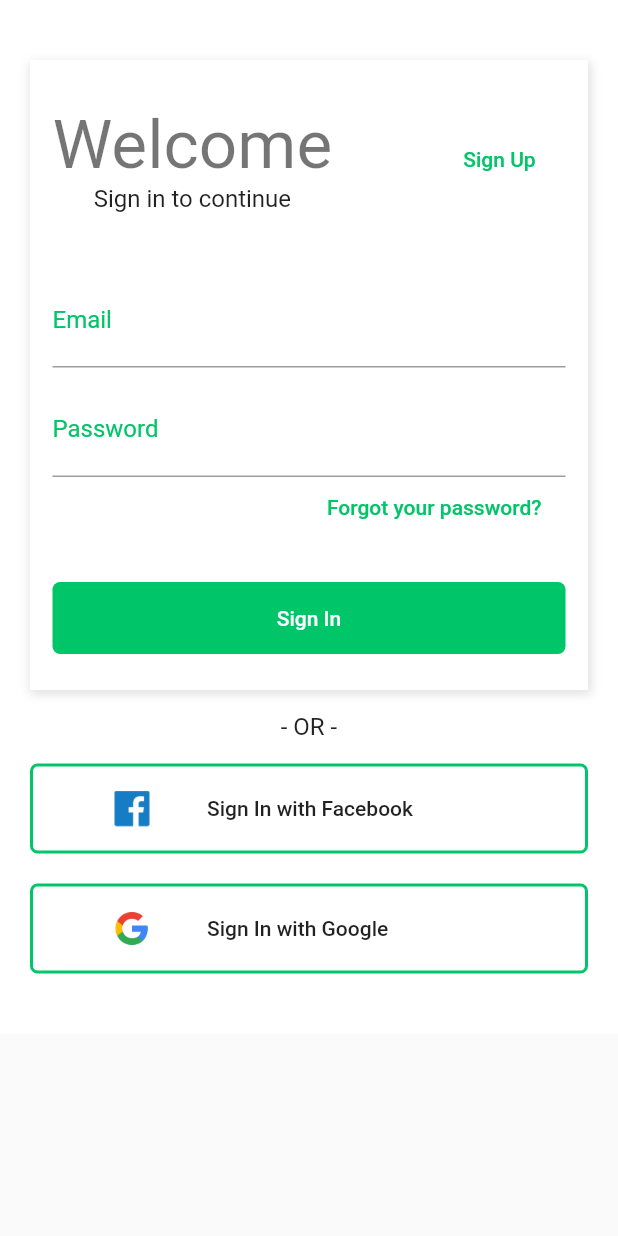
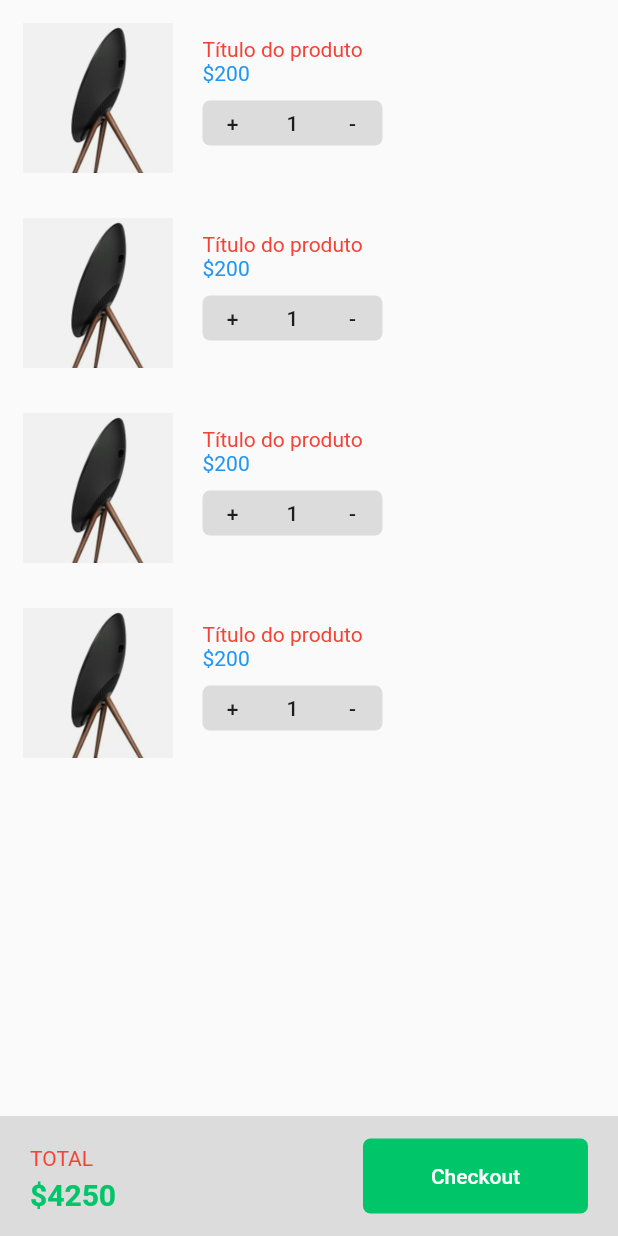
Before and after one commit to cadudias/balta_flutter_animations, a Flutter app: the screen it shows after launch, on a phone screen of 412 x 824 dp. Run offline on Flutter 3.47's test engine with Material 2 defaults, Android fonts, the phone set to English and light mode, and no system bars.

Commit message:
adicionar tela de carrinho de compras

```diff
--- a/lib/main.dart
+++ b/lib/main.dart
@@ -1,3 +1,4 @@
+import 'package:balta_flutter_animations/pages/cart.page.dart';
 import 'package:balta_flutter_animations/pages/login.page.dart';
 import 'package:balta_flutter_animations/themes/dark.theme.dart';
 import 'package:balta_flutter_animations/themes/light.theme.dart';
@@ -13,7 +14,7 @@ class MyApp extends StatelessWidget {
       debugShowCheckedModeBanner: false,
       title: 'Flutter Demo',
       theme: lightTheme(),
-      home: LoginPage(),
+      home: CartPage(),
     );
   }
 }
--- /dev/null
+++ b/lib/pages/cart.page.dart
@@ -0,0 +1,164 @@
+import 'package:flutter/material.dart';
+
+class CartPage extends StatelessWidget {
+  @override
+  Widget build(BuildContext context) {
+    return Scaffold(
+      body: Column(
+        mainAxisAlignment: MainAxisAlignment.spaceBetween,
+        children: <Widget>[
+          Expanded(
+            child: Container(
+              child: productList(),
+            ),
+          ),
+            Container(
+              height: 80,
+              color: Colors.black12,
+              child: Row(
+                mainAxisAlignment: MainAxisAlignment.spaceBetween,
+                children: <Widget>[
+                  Padding(
+                    padding: EdgeInsets.only(left: 20, top: 20),
+                    child: Column(
+                      crossAxisAlignment: CrossAxisAlignment.start,
+                      children: <Widget>[
+                        Text(
+                          "TOTAL",
+                          style: Theme.of(context).textTheme.body1,
+                        ),
+                        SizedBox(
+                          height: 5,
+                        ),
+                        Text(
+                          "\$4250",
+                          style: TextStyle(
+                            color: Theme.of(context).primaryColor,
+                            fontWeight: FontWeight.bold,
+                            fontSize: 20,
+                          ),
+                        )
+                      ],
+                    ),
+                  ),
+                  Container(
+                    height: 50,
+                    width: 150,
+                    decoration: BoxDecoration(
+                      color: Theme.of(context).primaryColor,
+                      borderRadius: BorderRadius.all(
+                        Radius.circular(5),
+
+                      )
+                    ),
+                    margin: EdgeInsets.only(right: 20),
+                    child: FlatButton(
+                      child: Text(
+                        "Checkout",
+                        style: TextStyle(
+                          color: Colors.white
+                        ),
+                      ),
+                      onPressed: () {},
+                    ),
+                  ),
+                ],
+              ),
+            ),
+        ],
+      ),
+    );
+  }
+
+  Widget productList()
+  {
+    return ListView(
+      children: <Widget>[
+        productItem(),
+        productItem(),
+        productItem(),
+        productItem(),
+      ],
+    );
+  }
+
+  Widget productItem()
+  {
+    return Container(
+      height: 120,
+      margin: EdgeInsets.all(5),
+      child: Row(
+        children: <Widget>[
+          Container(
+            width: 100,
+            height: 100,
+            margin: EdgeInsets.all(10),
+            child: Image.asset(
+              "assets/product-1.png",
+              fit: BoxFit.fitWidth
+            ),
+          ),
+          Padding(
+            padding: EdgeInsets.only(
+              top: 20,
+              left: 10,
+            ),
+            child: Column(
+              crossAxisAlignment: CrossAxisAlignment.start,
+              children: <Widget>[
+                Text("Título do produto"),
+                Text(
+                  "\$200",
+                  style: TextStyle(
+                    color: Colors.blue,
+                  ),
+                ),
+                SizedBox(
+                  height: 10,
+                ),
+                Container(
+                  height: 30,
+                  width: 120,
+                  decoration: BoxDecoration(
+                    color: Colors.black12,
+                    borderRadius: BorderRadius.all(
+                      Radius.circular(5),
+                    ),
+                  ),
+                  child: Row(
+                    children: <Widget>[
+                      Container(
+                        width: 40,
+                        alignment: Alignment.center,
+                        child: FlatButton(
+                          child: Text("+"),
+                          onPressed: () => {},
+                        ),
+                      ),
+                      Container(
+                        width: 40,
+                        alignment: Alignment.center,
+                        child: FlatButton(
+                          child: Text("1"),
+                          onPressed: () => {},
+                        ),
+                      ),
+                      Container(
+                        width: 40,
+                        alignment: Alignment.center,
+                        child: FlatButton(
+                          child: Text("-"),
+                          onPressed: () => {},
+                        ),
+                      ),
+                    ],
+                  ),
+                )
+              ],
+            ),
+          ),
+        ],
+      ),
+    );
+  }
+}
```
